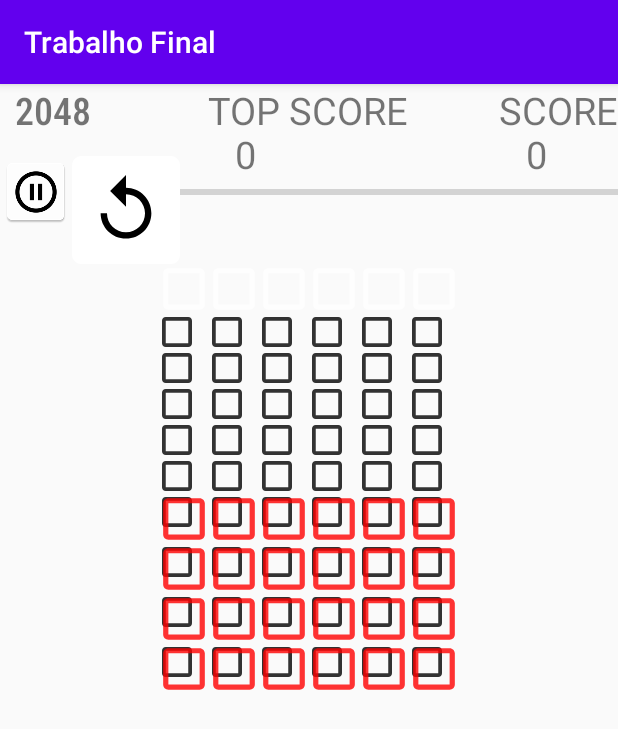
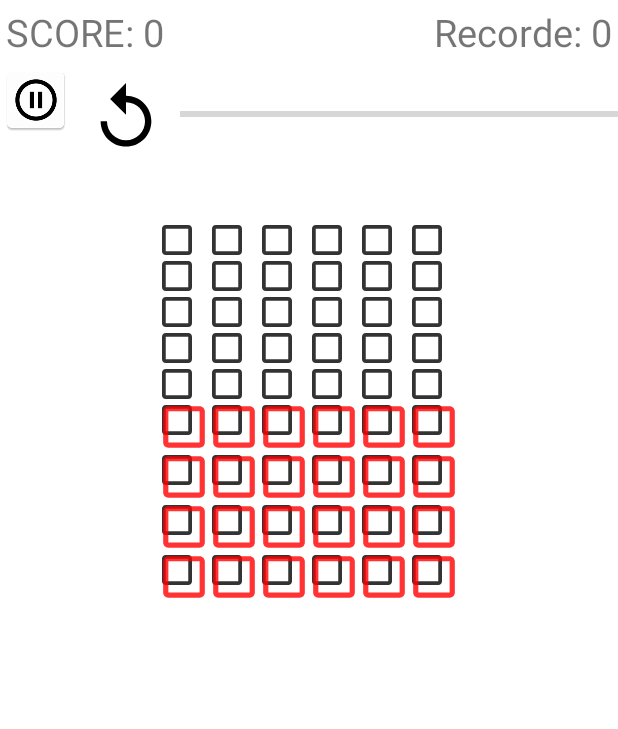
Before and after one commit to JoaoAugustoI/Jogo2048, an Android app: the game screen opened directly, with no data from a screen before it, on a phone screen of 412 x 824 dp. Shown: the top 729 px of the screen. Run offline under Robolectric (Android 15) with nearby library versions, the phone set to English and light mode, and no system bars; our stand-ins replace AdMob.

Commit message:
varias loucuras

```diff
--- a/TrabalhoFinal/app/build.gradle
+++ b/TrabalhoFinal/app/build.gradle
@@ -32,4 +32,5 @@ dependencies {
     androidTestImplementation 'androidx.test.ext:junit:1.1.1'
     androidTestImplementation 'androidx.test.espresso:espresso-core:3.2.0'
     implementation 'androidx.gridlayout:gridlayout:1.0.0'
+    implementation 'com.google.android.gms:play-services-ads:15.0.1'
 }
--- a/TrabalhoFinal/app/src/main/AndroidManifest.xml
+++ b/TrabalhoFinal/app/src/main/AndroidManifest.xml
@@ -1,6 +1,8 @@
 <?xml version="1.0" encoding="utf-8"?>
 <manifest xmlns:android="http://schemas.android.com/apk/res/android"
     package="com.example.trabalhofinal">
+    <uses-permission android:name="android.permission.INTERNET"/>
+    <uses-permission android:name="android.permission.ACCESS_NETWORK_STATE"/>
 
     <application
         android:allowBackup="true"
@@ -9,6 +11,7 @@
         android:roundIcon="@mipmap/ic_launcher_round"
         android:supportsRtl="true"
         android:theme="@style/AppTheme">
+
         <activity android:name=".MainActivity">
             <intent-filter>
                 <action android:name="android.intent.action.MAIN" />
--- a/TrabalhoFinal/app/src/main/java/com/example/trabalhofinal/MainActivity.java
+++ b/TrabalhoFinal/app/src/main/java/com/example/trabalhofinal/MainActivity.java
@@ -3,17 +3,27 @@ package com.example.trabalhofinal;
 import androidx.appcompat.app.AppCompatActivity;
 
 import android.content.Intent;
+import android.content.SharedPreferences;
 import android.os.Bundle;
 import android.view.View;
 import android.widget.ImageView;
+import android.widget.TextView;
+
+import com.google.android.gms.ads.AdListener;
+import com.google.android.gms.ads.AdRequest;
+import com.google.android.gms.ads.AdView;
+import com.google.android.gms.ads.InterstitialAd;
+
 
 public class MainActivity extends AppCompatActivity {
     ImageView play;
+    TextView scoreMax;
 
     @Override
     protected void onCreate(Bundle savedInstanceState) {
         super.onCreate(savedInstanceState);
         setContentView(R.layout.activity_main);
+
         play = findViewById(R.id.play);
 
         play.setOnClickListener(new View.OnClickListener() {
--- a/TrabalhoFinal/app/src/main/java/com/example/trabalhofinal/game.java
+++ b/TrabalhoFinal/app/src/main/java/com/example/trabalhofinal/game.java
@@ -2,6 +2,7 @@ package com.example.trabalhofinal;
 
 import android.app.ActionBar;
 import android.content.Intent;
+import android.content.SharedPreferences;
 import android.os.Bundle;
 import android.view.View;
 import android.widget.Button;
@@ -11,19 +12,127 @@ import android.widget.ImageView;
 import androidx.annotation.Nullable;
 import androidx.appcompat.app.AppCompatActivity;
 
+import androidx.appcompat.app.AppCompatActivity;
+
+import android.content.Intent;
+import android.graphics.Color;
+import android.media.AudioManager;
+import android.media.SoundPool;
+import android.os.Bundle;
+import android.view.View;
+import android.widget.Button;
+import android.widget.ImageButton;
+import android.widget.TableLayout;
+import android.widget.TextView;
+import android.widget.Toast;
+
+import com.google.android.gms.ads.AdListener;
+import com.google.android.gms.ads.AdRequest;
+import com.google.android.gms.ads.AdView;
+import com.google.android.gms.ads.InterstitialAd;
+
+import java.util.Random;
+import com.google.android.gms.ads.AdListener;
+import com.google.android.gms.ads.AdRequest;
+import com.google.android.gms.ads.AdSize;
+import com.google.android.gms.ads.AdView;
+import com.google.android.gms.ads.InterstitialAd;
+import com.google.android.gms.ads.MobileAds;
+
 import java.util.Random;
 
 public class game extends AppCompatActivity
 {
     int vetcolunas[] = new int[6];
     GridLayout g1,g2;
+    //lara
+    ImageView pause, play, home, semSom, help;
+    TableLayout tableLayout;
+    int pontos = 0, pontosMax = 0;
+    AdView mAdView;
+    TextView scoreMax;
+    private InterstitialAd mInterstitialAd;
+    Button btn;
+    //fimlara
     @Override
     protected void onCreate(@Nullable Bundle savedInstanceState) {
         super.onCreate(savedInstanceState);
         setContentView(R.layout.layout_game);
 
+        //lara
+        play = findViewById(R.id.play);
+        pause = findViewById(R.id.pause);
+        home = findViewById(R.id.home);
+        tableLayout = findViewById(R.id.layoutPause);
+        btn = findViewById(R.id.teste);
+
+        scoreMax = findViewById(R.id.pontos);
+        SharedPreferences prefs = getSharedPreferences("recorde", MODE_PRIVATE);
+        pontosMax = prefs.getInt("recorde", 0);
+        scoreMax.setText("Recorde: " + pontosMax);
+
+        mAdView = findViewById(R.id.adView);
+        AdRequest adRequest = new AdRequest.Builder().build();
+        mAdView.loadAd(adRequest);
+
+        mInterstitialAd = new InterstitialAd(this);
+        mInterstitialAd.setAdUnitId("ca-app-pub-3940256099942544/1033173712");
+        mInterstitialAd.loadAd(new AdRequest.Builder().build());
+
+        mInterstitialAd.setAdListener(new AdListener() {
+            @Override
+            public void onAdClosed() {
+                mInterstitialAd.loadAd(new AdRequest.Builder().build());
+            }
+        });
+        btn.setOnClickListener(new View.OnClickListener() {
+            @Override
+            public void onClick(View v) {
+                pontos++;
+                if(pontos > pontosMax) {
+                    pontosMax = pontos;
+                    scoreMax.setText("Recorde: " + pontosMax);
+                }
+                //salvar o record, mas antes tem que salvar os pontos
+                SharedPreferences prefs = getSharedPreferences("recorde", MODE_PRIVATE);
+                SharedPreferences.Editor edt = prefs.edit();
+                edt.putInt("recorde", pontosMax);
+                edt.apply();
+
+
+//                Intent i = new Intent(game.this, Pause.class);
+//                startActivity(i);
+
+            }
+        });
+
+
+        pause.setOnClickListener(new View.OnClickListener() {
+            @Override
+            public void onClick(View v) {
+                tableLayout.setVisibility(View.VISIBLE);
+            }
+        });
+        play.setOnClickListener(new View.OnClickListener() {
+            @Override
+            public void onClick(View v) {
+                tableLayout.setVisibility(View.INVISIBLE);
+            }
+        });
+        home.setOnClickListener(new View.OnClickListener() {
+            @Override
+            public void onClick(View v) {
+                Intent i = new Intent(game.this, MainActivity.class);
+                i.putExtra("pontMax", String.valueOf(pontosMax));
+                startActivity(i);
+            }
+        });
+
+
+        //larafim
+
         final ImageView replay = (ImageView) findViewById(R.id.replay);
-        final ImageView pause = (ImageView) findViewById(R.id.pause);
+       // final ImageView pause = (ImageView) findViewById(R.id.pause);
 
         g2 = (GridLayout) findViewById(R.id.grid);
         g1 = new GridLayout(this);
@@ -83,14 +192,14 @@ public class game extends AppCompatActivity
             }
         });
 
-        pause.setOnClickListener(new View.OnClickListener() {
-            @Override
-            public void onClick(View v)
-            {
-                Intent i =  new Intent(game.this,Pause.class);
-                startActivity(i);
-            }
-        });
+//        pause.setOnClickListener(new View.OnClickListener() {
+//            @Override
+//            public void onClick(View v)
+//            {
+//                Intent i =  new Intent(game.this,Pause.class);
+//                startActivity(i);
+//            }
+//        });
 
         replay.setOnClickListener(new View.OnClickListener() {
             @Override
--- a/TrabalhoFinal/app/src/main/res/layout/activity_main.xml
+++ b/TrabalhoFinal/app/src/main/res/layout/activity_main.xml
@@ -45,4 +45,6 @@
         android:layout_marginTop="50dp"
         android:background="@drawable/play3" />
 
+
+
 </RelativeLayout>
--- a/TrabalhoFinal/app/src/main/res/layout/layout_game.xml
+++ b/TrabalhoFinal/app/src/main/res/layout/layout_game.xml
@@ -4,44 +4,60 @@
     xmlns:tools="http://schemas.android.com/tools"
     android:layout_width="match_parent"
     android:layout_height="match_parent"
+    android:background="#FFFFFF"
+    android:id="@+id/ralative"
     xmlns:app="http://schemas.android.com/apk/res-auto">
 
+
+
+    <TableLayout
+        android:id="@+id/tableLayout1"
+        android:layout_width="wrap_content"
+        android:layout_height="wrap_content"
+        android:stretchColumns="1">
+
+        <TableRow>
             <TextView
                 android:id="@+id/recorde"
+                android:gravity="center"
                 android:layout_width="wrap_content"
                 android:layout_height="wrap_content"
-        android:text="TOP SCORE\n   0"
+                android:text="SCORE: 0"
                 android:layout_alignParentTop="true"
                 android:layout_centerHorizontal="true"
-        android:textSize="25dp" />
+                android:textSize="25dp"
+                android:layout_gravity="right"
+                android:padding="4dp" />
 
             <TextView
                 android:id="@+id/pontos"
+                android:layout_gravity="right"
                 android:layout_width="wrap_content"
                 android:layout_height="wrap_content"
                 android:layout_alignParentEnd="true"
                 android:layout_alignParentRight="true"
                 android:layout_alignParentTop="true"
-        android:text="SCORE\n   0"
+                android:text="TOP SCORE: 0"
+                android:padding="4dp"
                 android:textSize="25dp" />
-
-    <TextView
-        android:id="@+id/titulo"
+        </TableRow>
+    </TableLayout>
+    <TableLayout
+        android:id="@+id/tableLayout2"
         android:layout_width="wrap_content"
         android:layout_height="wrap_content"
-        android:text="2048"
-        android:fontFamily="sans-serif-condensed-medium"
-        android:layout_alignParentTop="true"
-        android:layout_marginLeft="15px"
-        android:textSize="25dp"/>
-
+        android:stretchColumns="3"
+        android:layout_centerVertical="true"
+        android:layout_centerHorizontal="true"
+        android:layout_below="@+id/tableLayout1">
+        <TableRow
+            android:layout_gravity="center">
             <ImageView
                 android:id="@+id/pause"
                 android:layout_width="wrap_content"
                 android:layout_height="wrap_content"
                 android:background="@mipmap/pause"
-        android:layout_below="@+id/titulo"
-        android:layout_marginTop="20px"
+                android:layout_below="@+id/tableLayout1"
                 />
 
             <ImageView
@@ -50,26 +66,135 @@
                 android:layout_height="wrap_content"
                 android:background="@mipmap/replay"
                 android:layout_centerHorizontal="true"
-        android:layout_below="@+id/titulo"
-        android:layout_marginTop="20px"
+                android:layout_below="@+id/tableLayout1"
                 android:layout_toRightOf="@+id/pause" />
 
             <ProgressBar
-        android:layout_below="@+id/pontos"
+                android:layout_column="3"
+                android:layout_marginTop="25dp"
                 android:layout_toRightOf="@+id/replay"
                 android:id="@+id/progressbar"
                 android:layout_width="match_parent"
                 android:layout_height="wrap_content"
                 style="@style/Widget.AppCompat.ProgressBar.Horizontal"
                 />
-
+        </TableRow>
+    </TableLayout>
+<!--    apagar esse button-->
+    <Button
+        android:layout_width="wrap_content"
+        android:layout_height="wrap_content"
+        android:layout_below="@+id/tableLayout2"
+        android:id="@+id/teste"
+        android:visibility="invisible"/>
     <GridLayout
         android:id="@+id/grid"
         android:layout_width="wrap_content"
         android:layout_height="wrap_content"
-        android:layout_below="@id/replay"
+        android:layout_below="@id/tableLayout2"
         android:layout_alignParentBottom="true"
+        android:layout_marginBottom="80dp"
         android:layout_centerInParent="true">
     </GridLayout>
 
+    <TableLayout
+        android:background="#E6000000"
+        android:layout_width="match_parent"
+        android:layout_height="match_parent"
+        android:id="@+id/layoutPause"
+        android:layout_centerHorizontal="true"
+        android:layout_centerVertical="true"
+        android:visibility="invisible">
+        <TableRow
+            android:id="@+id/tableplay"
+            android:gravity="center_horizontal"
+            android:layout_gravity="center_vertical"
+           >
+            <ImageView
+                android:id="@+id/play"
+                android:layout_width="114dp"
+                android:layout_height="114dp"
+                android:background="@drawable/play44"
+                android:layout_marginTop="200dp"
+                />
+        </TableRow>
+        <TableRow
+            android:layout_marginTop="50dp"
+            android:gravity="center_horizontal">
+            <ImageView
+                android:id="@+id/home"
+                android:layout_width="50dp"
+                android:layout_height="90dp"
+                android:background="@drawable/home55" />
+            <ImageView
+                android:id="@+id/semSom"
+                android:layout_width="90dp"
+                android:layout_height="90dp"
+                android:layout_marginLeft="40dp"
+                android:background="@drawable/nosom" />
+        </TableRow>
+    </TableLayout>
+
+    <RelativeLayout
+        android:background="#E6000000"
+        android:layout_width="match_parent"
+        android:layout_height="match_parent"
+        android:id="@+id/layoutGameOver"
+        android:layout_centerHorizontal="true"
+        android:layout_centerVertical="true"
+        android:visibility="invisible">
+
+        <TextView
+            android:layout_width="wrap_content"
+            android:layout_height="wrap_content"
+            android:text="2048"
+            android:textSize="80dp"
+            android:textColor="#FFFFFF"
+            android:layout_centerHorizontal="true"
+            android:layout_marginTop="90dp"
+            android:id="@+id/titulo2"/>
+        <TextView
+            android:layout_width="wrap_content"
+            android:layout_height="wrap_content"
+            android:layout_below="@+id/titulo2"
+            android:text="Game Over!"
+            android:textSize="50dp"
+            android:id="@+id/gameOver"
+            android:layout_centerHorizontal="true"
+            android:layout_marginTop="40dp"
+            android:textColor="#FFFFFF"/>
+        <TextView
+            android:layout_width="wrap_content"
+            android:layout_height="wrap_content"
+            android:layout_below="@+id/gameOver"
+            android:text="Score: "
+            android:textSize="50dp"
+            android:layout_centerHorizontal="true"
+            android:layout_marginTop="40dp"
+            android:id="@+id/scoreAtual"
+            android:textColor="#FFFFFF"/>
+
+        <ImageView
+            android:layout_width="86dp"
+            android:layout_height="87dp"
+            android:layout_below="@+id/scoreAtual"
+            android:layout_centerHorizontal="true"
+            android:layout_marginTop="25dp"
+            android:background="@mipmap/replay" />
+
     </RelativeLayout>
+
+
+    <com.google.android.gms.ads.AdView xmlns:ads="http://schemas.android.com/apk/res-auto"
+        android:id="@+id/adView"
+        android:layout_width="match_parent"
+        android:layout_height="wrap_content"
+        android:layout_alignParentBottom="true"
+        android:layout_centerHorizontal="true"
+        ads:adSize="BANNER"
+        ads:adUnitId="ca-app-pub-3940256099942544/6300978111"></com.google.android.gms.ads.AdView>
+
+
+
+
+</RelativeLayout>
--- a/TrabalhoFinal/app/src/main/res/layout/layout_pause.xml
+++ b/TrabalhoFinal/app/src/main/res/layout/layout_pause.xml
@@ -1,6 +1,18 @@
 <?xml version="1.0" encoding="utf-8"?>
-<androidx.constraintlayout.widget.ConstraintLayout
-    xmlns:android="http://schemas.android.com/apk/res/android" android:layout_width="match_parent"
-    android:layout_height="match_parent">
+<FrameLayout xmlns:android="http://schemas.android.com/apk/res/android"
+    android:layout_width="fill_parent"
+    android:layout_height="fill_parent">
 
-</androidx.constraintlayout.widget.ConstraintLayout>
+    <Button
+        android:scaleType="fitCenter"
+        android:layout_height="250px"
+        android:layout_width="250px"/>
+
+    <TextView
+        android:text="Frame Demo"
+        android:textSize="30px"
+        android:textStyle="bold"
+        android:layout_height="fill_parent"
+        android:layout_width="fill_parent"
+        android:gravity="center"/>
+</FrameLayout>
--- a/TrabalhoFinal/app/src/main/res/values/styles.xml
+++ b/TrabalhoFinal/app/src/main/res/values/styles.xml
@@ -1,7 +1,7 @@
 <resources>
 
     <!-- Base application theme. -->
-    <style name="AppTheme" parent="Theme.AppCompat.Light.DarkActionBar">
+    <style name="AppTheme" parent="Theme.AppCompat.Light.NoActionBar">
         <!-- Customize your theme here. -->
         <item name="colorPrimary">@color/colorPrimary</item>
         <item name="colorPrimaryDark">@color/colorPrimaryDark</item>
```
Also changed, not shown: TrabalhoFinal/app/src/main/res/drawable-nodpi/help.png (added), TrabalhoFinal/app/src/main/res/drawable-nodpi/home2.png (added), TrabalhoFinal/app/src/main/res/drawable-nodpi/home55.png (added), TrabalhoFinal/app/src/main/res/drawable-nodpi/nosom.png (added), TrabalhoFinal/app/src/main/res/drawable-nodpi/play44.png (added). Lines whose indentation alone changed are shown as unchanged.
